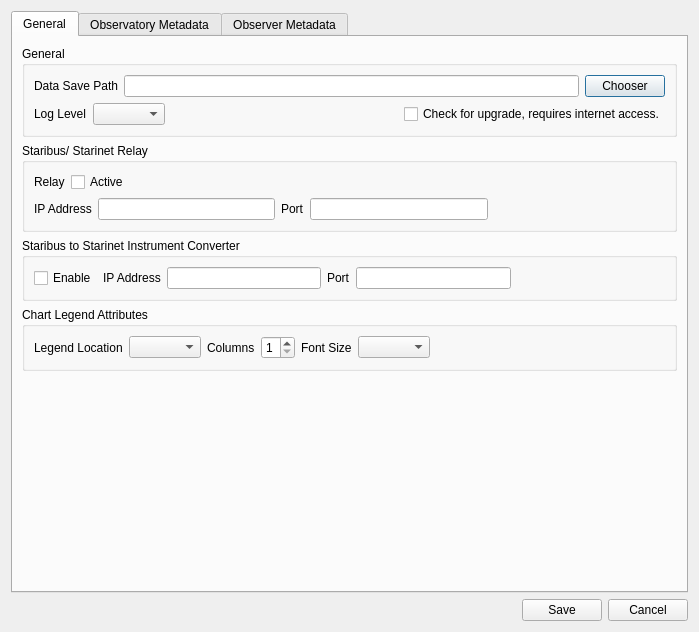
mhorn71/StarbaseMini, file ui/configuration.ui: the form before one commit.
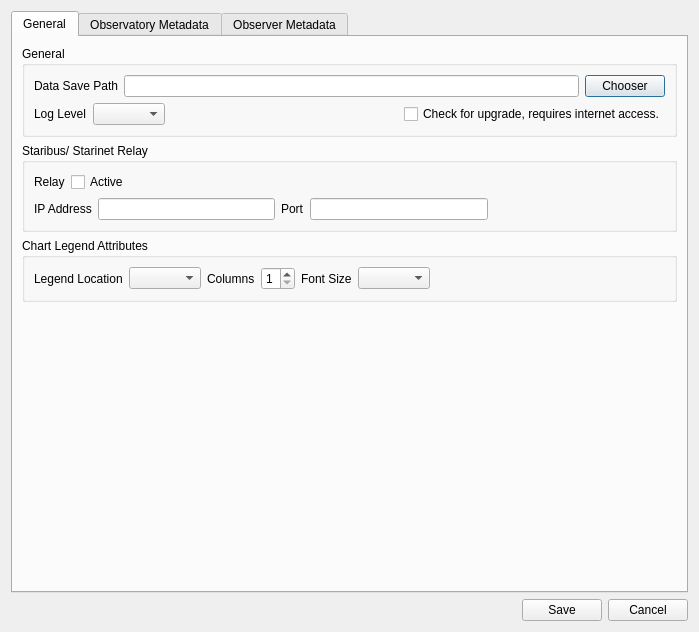
The form after the commit.

Commit message: Updated main and instrument attributes UI to new look.

Patch:
```diff
--- a/ui/configuration.ui
+++ b/ui/configuration.ui
@@ -106,7 +106,7 @@
            </layout>
           </widget>
          </item>
-         <item row="4" column="0">
+         <item row="3" column="0">
           <spacer name="verticalSpacer_2">
            <property name="orientation">
             <enum>Qt::Vertical</enum>
@@ -120,59 +120,6 @@
           </spacer>
          </item>
          <item row="2" column="0">
-          <widget class="QGroupBox" name="groupBox_4">
-           <property name="title">
-            <string>Staribus to Starinet Instrument Converter</string>
-           </property>
-           <layout class="QHBoxLayout" name="horizontalLayout_32">
-            <item>
-             <layout class="QHBoxLayout" name="horizontalLayout_31">
-              <item>
-               <widget class="QCheckBox" name="S2SCheckBox">
-                <property name="text">
-                 <string>Enable</string>
-                </property>
-               </widget>
-              </item>
-              <item>
-               <widget class="QLabel" name="label_31">
-                <property name="text">
-                 <string>IP Address</string>
-                </property>
-               </widget>
-              </item>
-              <item>
-               <widget class="QLineEdit" name="S2SIpAddressLineEdit"/>
-              </item>
-              <item>
-               <widget class="QLabel" name="label_32">
-                <property name="text">
-                 <string>Port</string>
-                </property>
-               </widget>
-              </item>
-              <item>
-               <widget class="QLineEdit" name="S2SPort"/>
-              </item>
-              <item>
-               <spacer name="horizontalSpacer_9">
-                <property name="orientation">
-                 <enum>Qt::Horizontal</enum>
-                </property>
-                <property name="sizeHint" stdset="0">
-                 <size>
-                  <width>40</width>
-                  <height>20</height>
-                 </size>
-                </property>
-               </spacer>
-              </item>
-             </layout>
-            </item>
-           </layout>
-          </widget>
-         </item>
-         <item row="3" column="0">
           <widget class="QGroupBox" name="groupBox_5">
            <property name="title">
             <string>Chart Legend Attributes</string>
```
The commit also changes 3 other files.
